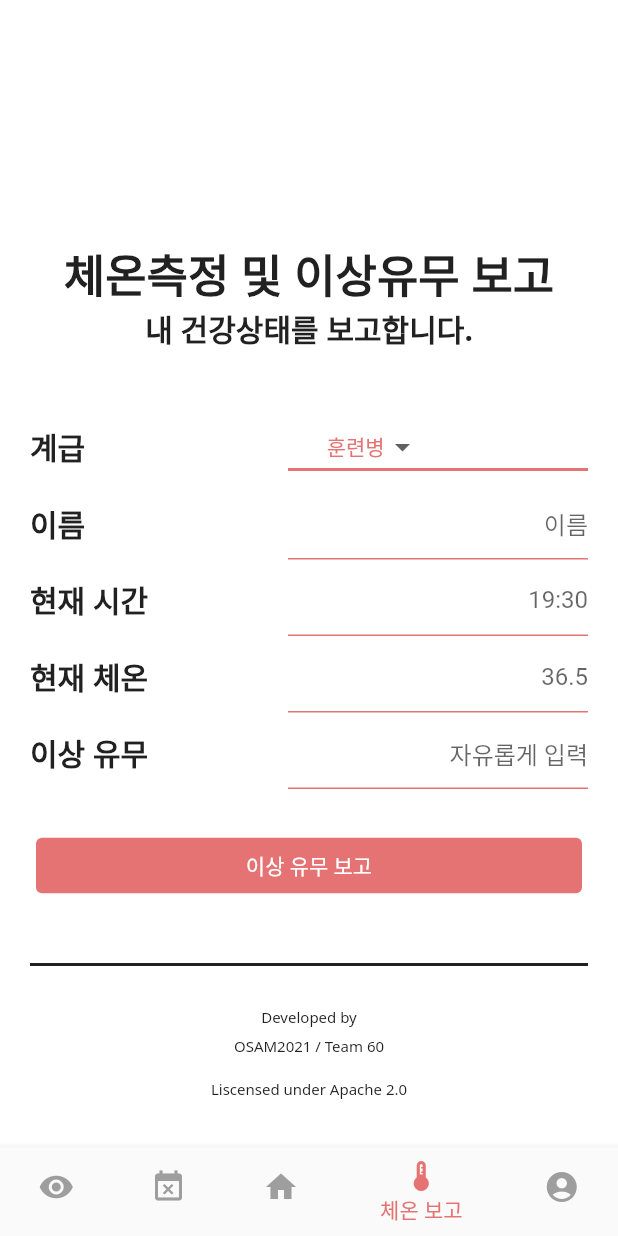
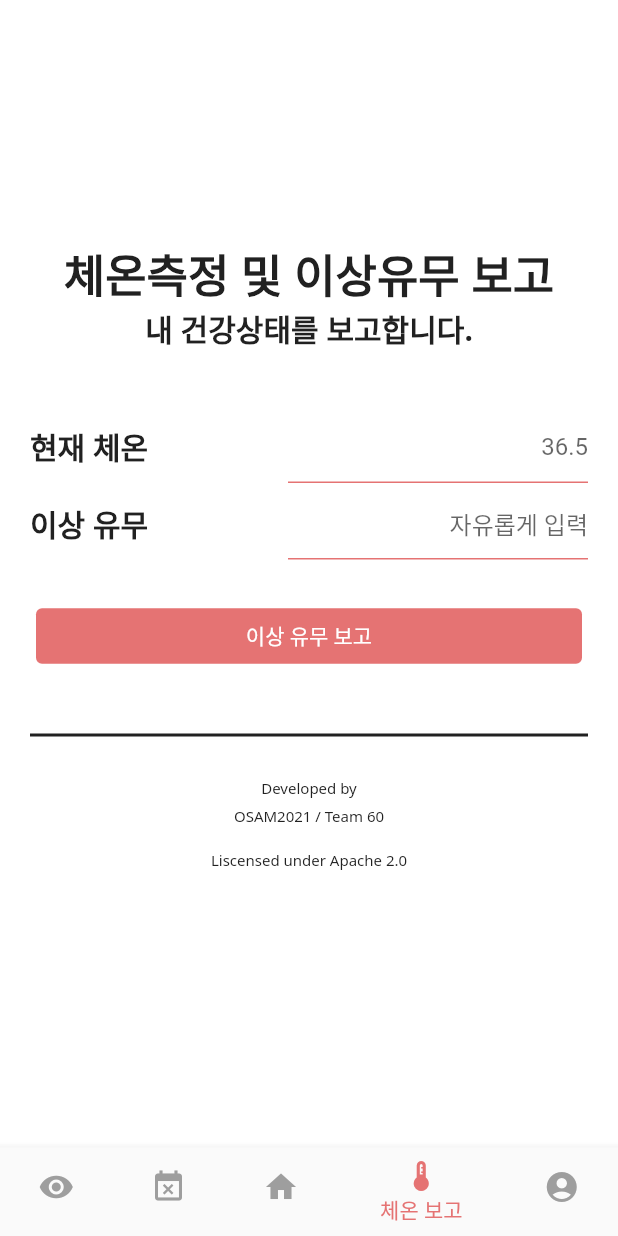
Before and after one commit to osamhack2021/app_web_IoT_UMCS_Team60, a Flutter app: the CohortMain widget shown alone on an empty page, opened directly, item 4 of the bottom bar chosen, on a phone screen of 412 x 824 dp. Run offline on Flutter 3.47's test engine with Material 2 defaults, Android fonts, the light colour scheme and no system bars; our stand-ins replace flutter_local_notifications, get, get_storage, google_fonts, socket_io_client; missing offline and left inert: beacons_plugin, web_browser; accounts and stored records are empty; network calls fail; statements that could not run were skipped.

Commit message:
fix : app final fix

```diff
--- a/APP/ucms/lib/controllers/cohort_controller.dart
+++ b/APP/ucms/lib/controllers/cohort_controller.dart
@@ -68,7 +68,7 @@ class CohortController extends GetxController {
 
     for (TimeZone t in innerTimes) {
       for (int i = 0; i < list.length; i++) {
-        if (list[i].place.doomId == t.doomId) {
+        if (list[i].place.name == placeDB.getDoomFacilName(t.facilityId)) {
           list[i].list.add(t);
           break;
         }
--- a/APP/ucms/lib/model/places/place_database.dart
+++ b/APP/ucms/lib/model/places/place_database.dart
@@ -29,6 +29,14 @@ class PlaceDatabase extends GetxService {
     return res;
   }
 
+  String getDoomFacilName(int doomFacilId) {
+    String res="";
+    for(DoomFacility df in doomFacils!){
+      if(df.id == doomFacilId) {res=df.name;break;}
+    }
+    return res;
+  }
+
   String getOutsideFacilName(int outsideFacilId) {
     String res="";
     for(OutsideFacility o in outsideFacils!){
--- a/APP/ucms/lib/views/cohort/cohort_main.dart
+++ b/APP/ucms/lib/views/cohort/cohort_main.dart
@@ -302,28 +302,7 @@ class _CohortMainState extends State<CohortMain> {
             child: Column(
               // ignore: prefer_const_literals_to_create_immutables
               children: [
-                LabelFormDropDown(
-                  label: "계급",
-                  labels: const ["훈련병", "이병", "일병", "상병", "병장"],
-                  hint: "계급",
-                  controller: rankCon,
-                  validator: validateNull(),
-                  isCohort: true,
-                ),
-                LabelFormInput(
-                  label: "이름",
-                  hint: "이름",
-                  controller: nameCon,
-                  validator: validateNull(),
-                  isCohort: true,
-                ),
-                LabelFormDateTimeInput(
-                  label: "현재 시간",
-                  hint: "${_now.hour}:${_now.minute}",
-                  controller: timeCon,
-                  validator: validateTime(),
-                  isCohort: true,
-                ),
+
                 LabelFormFloatInput(
                   label: "현재 체온",
                   hint: "36.5",
```
